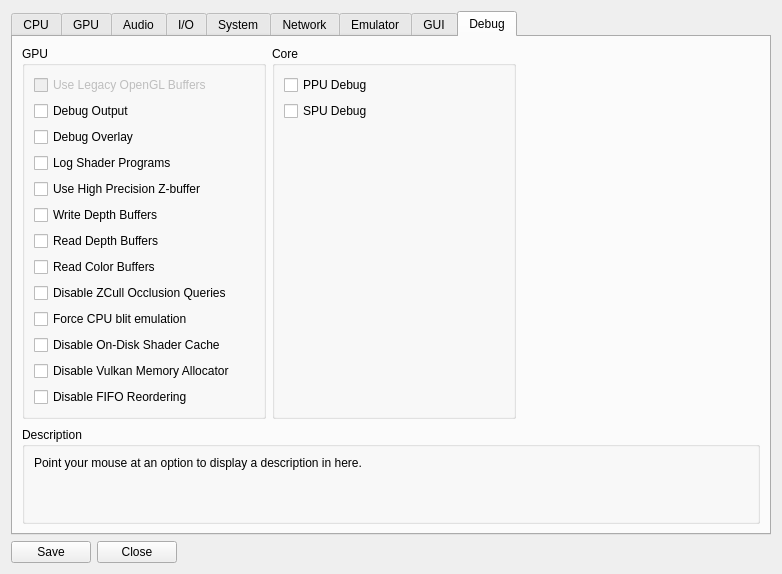
This is rpcs3/rpcs3qt/settings_dialog.ui in RPCS3/rpcs3 as Qt 5 draws it before an edit. The edited form follows.
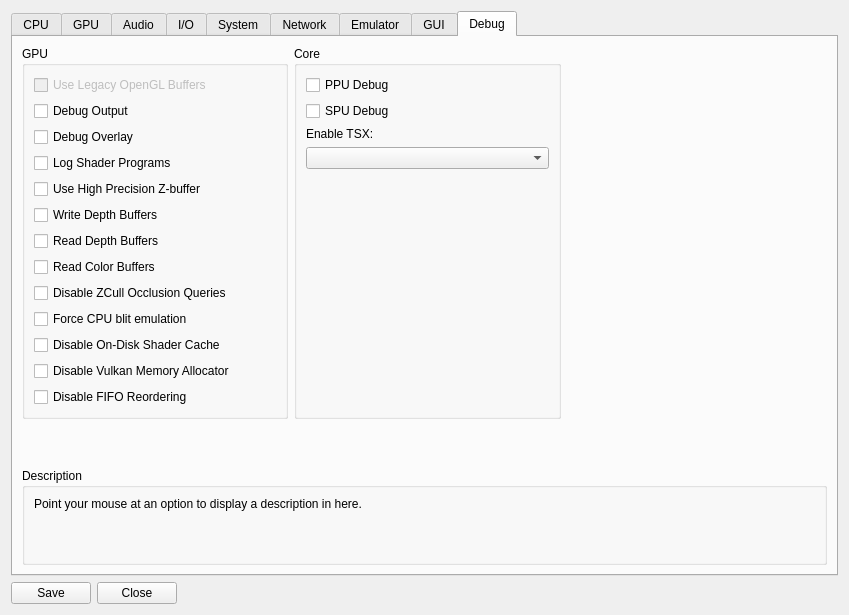
This is the edited form. The open tabs and pages were chosen to show the change. Icons and pictures are not drawn.

Commit message: implement "Enable TSX" combobox

```diff
--- a/rpcs3/rpcs3qt/settings_dialog.ui
+++ b/rpcs3/rpcs3qt/settings_dialog.ui
@@ -6,8 +6,8 @@
    <rect>
     <x>0</x>
     <y>0</y>
-    <width>752</width>
-    <height>519</height>
+    <width>849</width>
+    <height>615</height>
    </rect>
   </property>
   <property name="sizePolicy">
@@ -1969,6 +1969,16 @@
               </property>
              </widget>
             </item>
+            <item>
+             <widget class="QLabel" name="label_enableTSX">
+              <property name="text">
+               <string>Enable TSX:</string>
+              </property>
+             </widget>
+            </item>
+            <item>
+             <widget class="QComboBox" name="enableTSX"/>
+            </item>
             <item>
              <spacer name="verticalSpacer">
               <property name="orientation">
```
Left out of the diff: 2 changed lines with no effect on the pictures. The commit also changes 7 other files.
